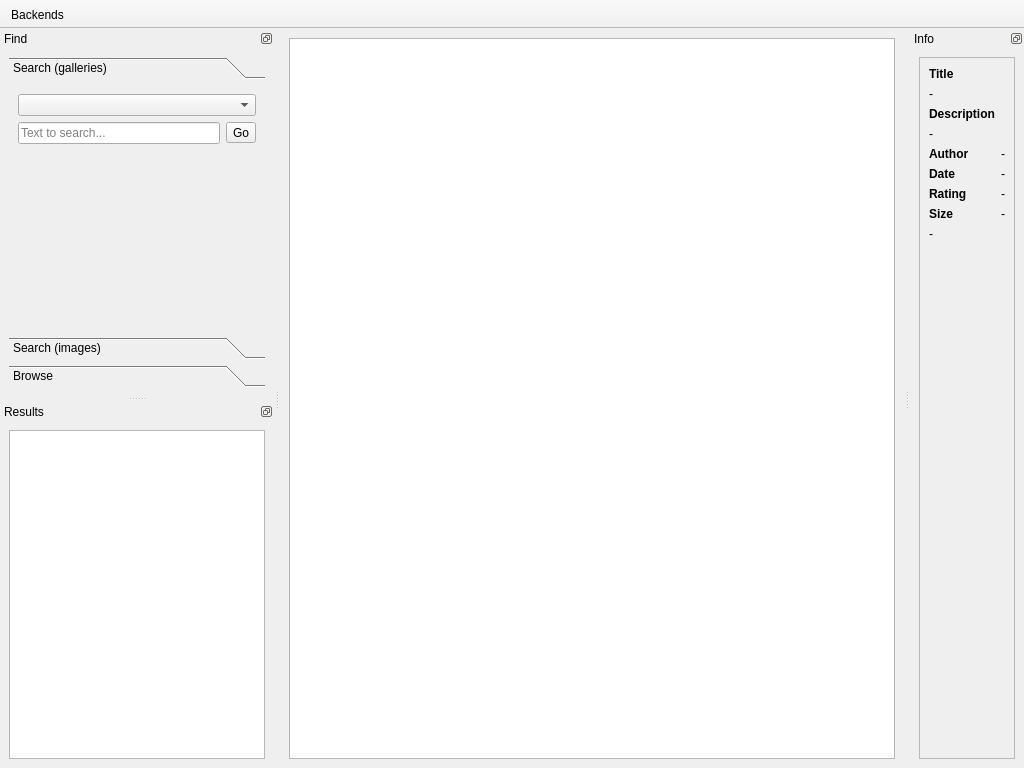
Qt form weboob/applications/qgalleroob/ui/mainwindow.ui (laurentb/weboob) before a commit.
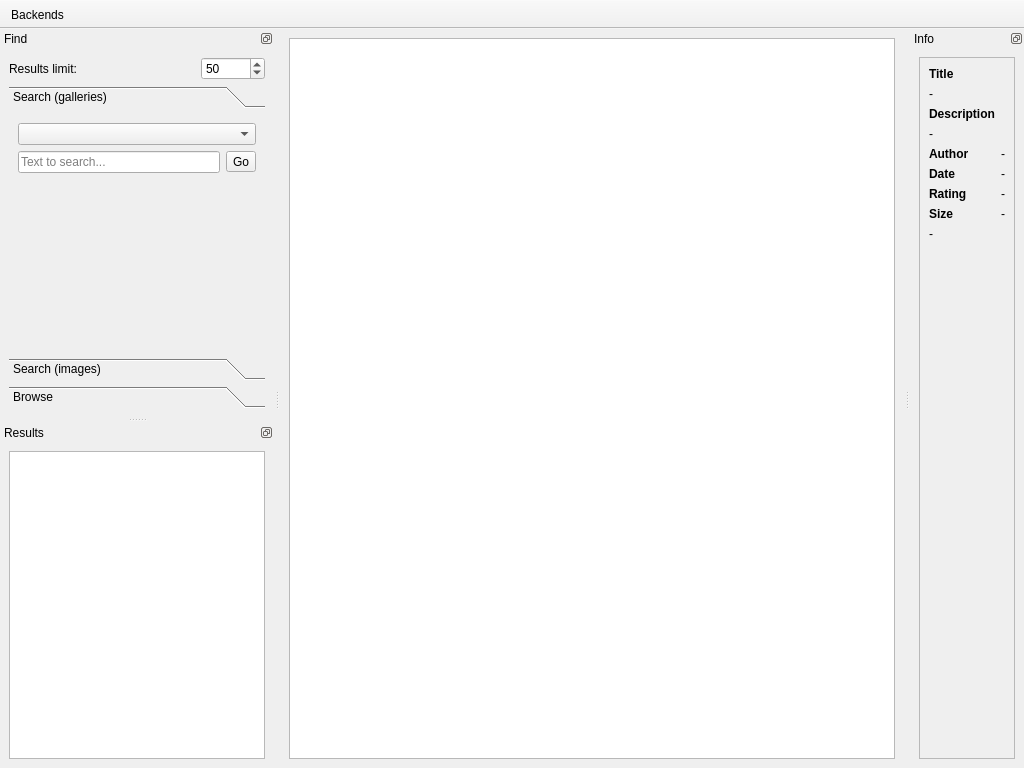
The same form after that commit.

Commit message: qgalleroob: add results limiter

Patch:
```diff
--- a/weboob/applications/qgalleroob/ui/mainwindow.ui
+++ b/weboob/applications/qgalleroob/ui/mainwindow.ui
@@ -290,7 +290,44 @@
     <number>1</number>
    </attribute>
    <widget class="QWidget" name="dockWidgetContents_4">
-    <layout class="QHBoxLayout" name="horizontalLayout_4">
+    <layout class="QVBoxLayout" name="verticalLayout_4">
+     <item>
+      <layout class="QHBoxLayout" name="horizontalLayout_2">
+       <item>
+        <widget class="QLabel" name="label_6">
+         <property name="text">
+          <string>Results limit:</string>
+         </property>
+        </widget>
+       </item>
+       <item>
+        <spacer name="horizontalSpacer_2">
+         <property name="orientation">
+          <enum>Qt::Horizontal</enum>
+         </property>
+         <property name="sizeHint" stdset="0">
+          <size>
+           <width>40</width>
+           <height>20</height>
+          </size>
+         </property>
+        </spacer>
+       </item>
+       <item>
+        <widget class="QSpinBox" name="limitResults">
+         <property name="specialValueText">
+          <string>No limit</string>
+         </property>
+         <property name="maximum">
+          <number>10000</number>
+         </property>
+         <property name="value">
+          <number>50</number>
+         </property>
+        </widget>
+       </item>
+      </layout>
+     </item>
      <item>
       <widget class="QToolBox" name="toolBox">
        <property name="currentIndex">
@@ -302,7 +339,7 @@
           <x>0</x>
           <y>0</y>
           <width>256</width>
-          <height>76</height>
+          <height>214</height>
          </rect>
         </property>
         <attribute name="label">
```
Left out of the diff: 4 changed lines with no effect on the pictures. The commit also changes 1 other file.
